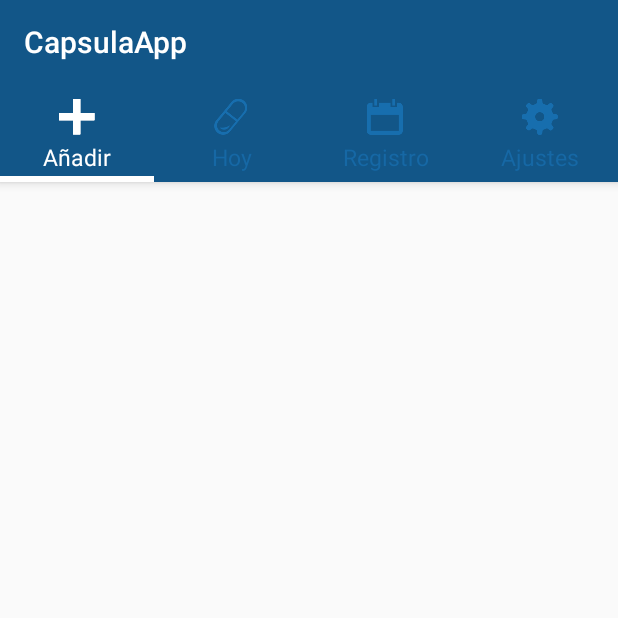
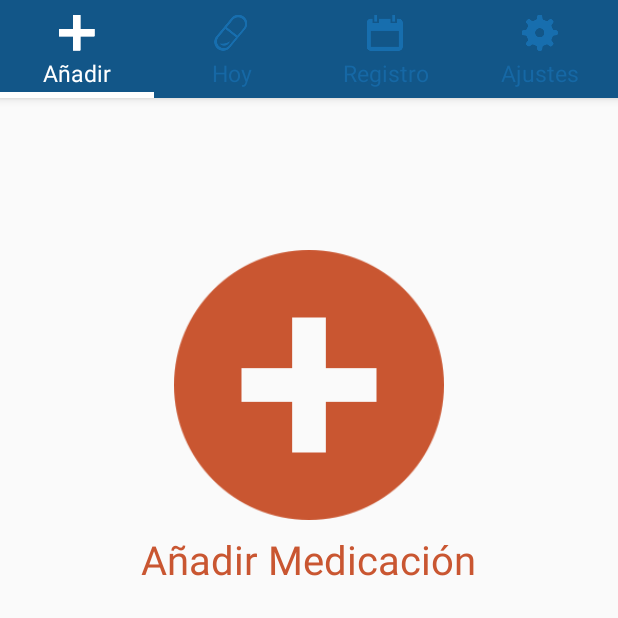
Before and after one commit to mikel240/MedicamentosApp, an Android app: the screen it shows after launch (MainActivity), on a phone screen of 412 x 824 dp, the top half of it. Run offline under Robolectric (Android 15) with nearby library versions, the light colour scheme and no system bars.

Commit message:
Toolbar quitado

```diff
--- a/app/src/main/java/com/example/atmosfera/medicamentosapp/MainActivity.java
+++ b/app/src/main/java/com/example/atmosfera/medicamentosapp/MainActivity.java
@@ -6,6 +6,8 @@ import android.support.v7.app.AppCompatActivity;
 import android.os.Bundle;
 import android.support.v7.widget.Toolbar;
 import android.view.LayoutInflater;
+import android.view.Window;
+import android.view.WindowManager;
 import android.widget.TextView;
 
 import com.example.atmosfera.medicamentosapp.adapters.ViewPagerAdapter;
@@ -18,7 +20,6 @@ public class MainActivity extends AppCompatActivity {
 
     private ViewPager viewPager;
     private TabLayout tabLayout;
-    private Toolbar toolbar;
 
     @Override
     protected void onCreate(Bundle savedInstanceState) {
@@ -26,8 +27,8 @@ public class MainActivity extends AppCompatActivity {
         setContentView(R.layout.activity_main);
 
         //Agregar custom ActionBar
-        toolbar = (Toolbar) findViewById(R.id.toolbar);
-        setSupportActionBar(toolbar);
+        //toolbar = (Toolbar) findViewById(R.id.toolbar);
+        //setSupportActionBar(toolbar);
 
         viewPager = (ViewPager) findViewById(R.id.viewpager);
         setupViewPager(viewPager);
--- a/app/src/main/res/layout/activity_main.xml
+++ b/app/src/main/res/layout/activity_main.xml
@@ -8,24 +8,23 @@
         android:layout_height="wrap_content"
         android:theme="@style/ThemeOverlay.AppCompat.Dark.ActionBar">
 
+        <!--
         <android.support.v7.widget.Toolbar
+            style="@style/CustomToolbar"
             android:id="@+id/toolbar"
-            android:layout_width="match_parent"
-            android:layout_height="?attr/actionBarSize"
-            android:background="?attr/colorPrimary"
             app:layout_scrollFlags="scroll|enterAlways"
-            app:popupTheme="@style/ThemeOverlay.AppCompat.Light" />
-
+            app:popupTheme="@style/ThemeOverlay.AppCompat.Light"
+            />
+         -->
         <android.support.design.widget.TabLayout
             android:id="@+id/tab_layout"
             android:layout_width="match_parent"
             android:layout_height="@dimen/custom_tab_layout_height"
+            app:tabGravity="fill"
             app:tabIndicatorColor="@android:color/white"
+            app:tabIndicatorHeight="4dp"
             app:tabMaxWidth="0dp"
             app:tabMode="fixed"
-            app:tabGravity="fill"
-            app:tabIndicatorHeight="4dp"
-
             />
     </android.support.design.widget.AppBarLayout>
 
@@ -33,5 +32,5 @@
         android:id="@+id/viewpager"
         android:layout_width="match_parent"
         android:layout_height="match_parent"
-        app:layout_behavior="@string/appbar_scrolling_view_behavior"  />
+        app:layout_behavior="@string/appbar_scrolling_view_behavior" />
 </android.support.design.widget.CoordinatorLayout>
--- a/app/src/main/res/layout/dashboard_fragment.xml
+++ b/app/src/main/res/layout/dashboard_fragment.xml
@@ -4,4 +4,23 @@ android:orientation="vertical" android:layout_width="match_parent"
 android:layout_height="match_parent">
 
 
+    <ImageView
+        android:layout_width="wrap_content"
+        android:layout_height="wrap_content"
+        android:id="@+id/add"
+        android:src="@drawable/add_dash"
+        android:layout_alignParentTop="true"
+        android:layout_centerHorizontal="true"
+        android:layout_marginTop="93dp" />
+
+    <TextView
+        android:layout_width="wrap_content"
+        android:layout_height="wrap_content"
+        android:textSize="40px"
+        android:fontFamily="sans-serif"
+        android:textColor="#c95631"
+        android:text="@string/add_text"
+        android:id="@+id/add_text"
+        android:layout_below="@+id/add"
+        android:layout_centerHorizontal="true" />
 </RelativeLayout>
--- a/app/src/main/res/values/strings.xml
+++ b/app/src/main/res/values/strings.xml
@@ -7,4 +7,7 @@
     <string name="tab_registro_title">Registro</string>
     <string name="tab_config_title">Ajustes</string>
 
+
+    <string name="add_text">Añadir Medicación</string>
+
 </resources>
--- a/app/src/main/res/values/styles.xml
+++ b/app/src/main/res/values/styles.xml
@@ -7,9 +7,7 @@
      <item name="colorAccent">@color/colorAccent</item>
     </style>-->
 
-    <style name="MyMaterialTheme" parent="MyMaterialTheme.Base">
-
-    </style>
+    <style name="MyMaterialTheme" parent="MyMaterialTheme.Base"></style>
 
     <style name="MyMaterialTheme.Base" parent="Theme.AppCompat.Light.DarkActionBar">
         <item name="windowNoTitle">true</item>
@@ -19,4 +17,22 @@
         <item name="colorAccent">@color/colorAccent</item>
     </style>
 
+
+    <!-- ActionBar Style: -->
+    <!--
+    <android.support.v7.widget.Toolbar
+    android:id="@+id/toolbar"
+    android:layout_width="match_parent"
+    android:layout_height="?attr/actionBarSize"
+    android:background="?attr/colorPrimary"
+    app:layout_scrollFlags="scroll|enterAlways"
+    app:popupTheme="@style/ThemeOverlay.AppCompat.Light"
+    />
+    -->
+    <style name="CustomToolbar">
+        <item name="android:layout_width">match_parent</item>
+        <item name="android:layout_height">?attr/actionBarSize</item>
+        <item name="android:background">?attr/colorPrimary</item>
+    </style>
+
 </resources>
```
Also changed, not shown: app/src/main/res/drawable-hdpi/add_dash.png (added), app/src/main/res/drawable-mdpi/add_dash.png (added), app/src/main/res/drawable-xhdpi/add_dash.png (added), app/src/main/res/drawable-xxhdpi/add_dash.png (added), app/src/main/res/drawable-xxxhdpi/add_dash.png (added).
